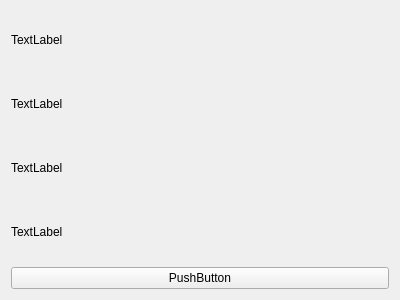
Old version of the form OnLib/OnLib/BookDetails.ui in the repository Andrew-Gh21/OnLib.
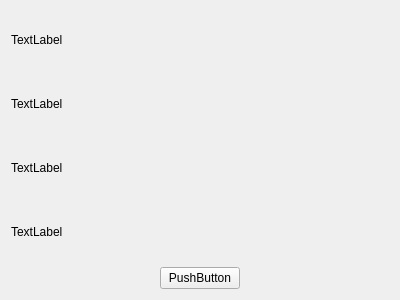
New version of the form.

Commit message:
Added signals for book to display details on other page
After clicking BookDetails button, a new stacked widget will apear with all details about the book

```diff
--- a/OnLib/OnLib/BookDetails.ui
+++ b/OnLib/OnLib/BookDetails.ui
@@ -48,6 +48,19 @@
    </item>
    <item row="4" column="0">
     <layout class="QHBoxLayout" name="horizontalLayout">
+     <item>
+      <spacer name="horizontalSpacer">
+       <property name="orientation">
+        <enum>Qt::Horizontal</enum>
+       </property>
+       <property name="sizeHint" stdset="0">
+        <size>
+         <width>40</width>
+         <height>20</height>
+        </size>
+       </property>
+      </spacer>
+     </item>
      <item>
       <widget class="QPushButton" name="lendButton">
        <property name="text">
@@ -55,6 +68,19 @@
        </property>
       </widget>
      </item>
+     <item>
+      <spacer name="horizontalSpacer_2">
+       <property name="orientation">
+        <enum>Qt::Horizontal</enum>
+       </property>
+       <property name="sizeHint" stdset="0">
+        <size>
+         <width>40</width>
+         <height>20</height>
+        </size>
+       </property>
+      </spacer>
+     </item>
     </layout>
    </item>
   </layout>
```
The commit also changes 8 other files.
